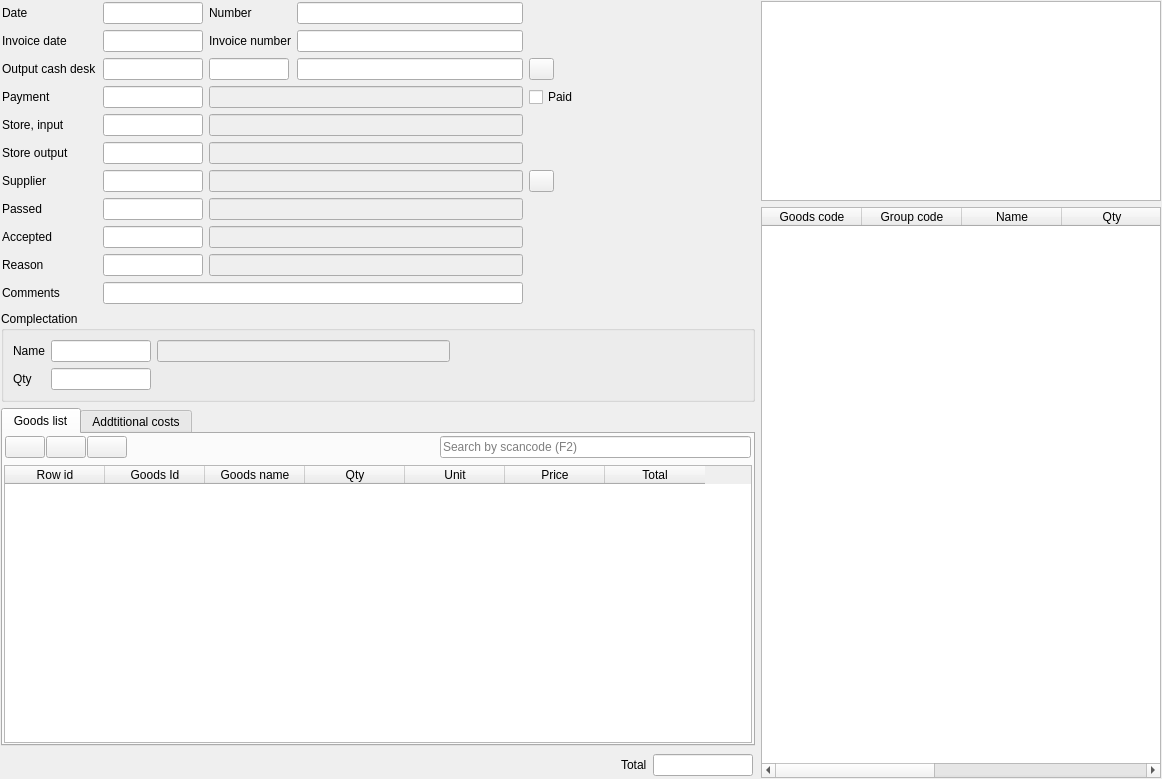
This is FrontDesk/c5storedoc.ui in End1-1/Cafe5 as Qt 5 draws it before an edit. The edited form follows.
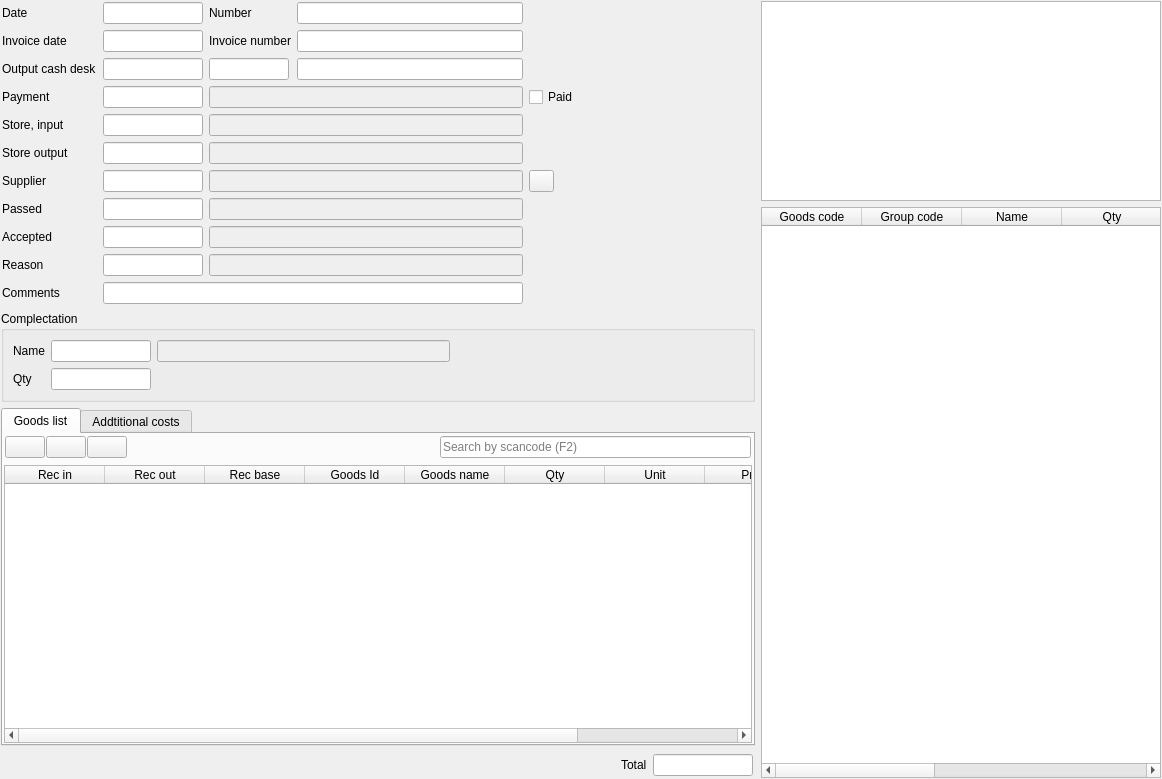
This is the edited form. Icons and pictures are not drawn. Custom widgets are drawn as their Qt base class.

```diff
--- a/FrontDesk/c5storedoc.ui
+++ b/FrontDesk/c5storedoc.ui
@@ -330,26 +330,6 @@
         </property>
        </widget>
       </item>
-      <item row="2" column="4">
-       <widget class="QPushButton" name="btnCreateDoc">
-        <property name="maximumSize">
-         <size>
-          <width>25</width>
-          <height>25</height>
-         </size>
-        </property>
-        <property name="focusPolicy">
-         <enum>Qt::NoFocus</enum>
-        </property>
-        <property name="text">
-         <string/>
-        </property>
-        <property name="icon">
-         <iconset resource="../resources/res.qrc">
-          <normaloff>:/new.png</normaloff>:/new.png</iconset>
-        </property>
-       </widget>
-      </item>
       <item row="4" column="2" colspan="2">
        <widget class="C5LineEdit" name="leStoreInputName">
         <property name="enabled">
@@ -683,7 +663,17 @@
          </property>
          <column>
           <property name="text">
-           <string>Row id</string>
+           <string>Rec in</string>
+          </property>
+         </column>
+         <column>
+          <property name="text">
+           <string>Rec out</string>
+          </property>
+         </column>
+         <column>
+          <property name="text">
+           <string>Rec base</string>
           </property>
          </column>
          <column>
@@ -1015,6 +1005,11 @@
   </layout>
  </widget>
  <customwidgets>
+  <customwidget>
+   <class>C5DateEdit</class>
+   <extends>QLineEdit</extends>
+   <header location="global">c5dateedit.h</header>
+  </customwidget>
   <customwidget>
    <class>C5LineEdit</class>
    <extends>QLineEdit</extends>
@@ -1030,11 +1025,6 @@
    <extends>QTableWidget</extends>
    <header location="global">c5tablewidget.h</header>
   </customwidget>
-  <customwidget>
-   <class>C5DateEdit</class>
-   <extends>QLineEdit</extends>
-   <header location="global">c5dateedit.h</header>
-  </customwidget>
  </customwidgets>
  <tabstops>
   <tabstop>deDate</tabstop>
```
